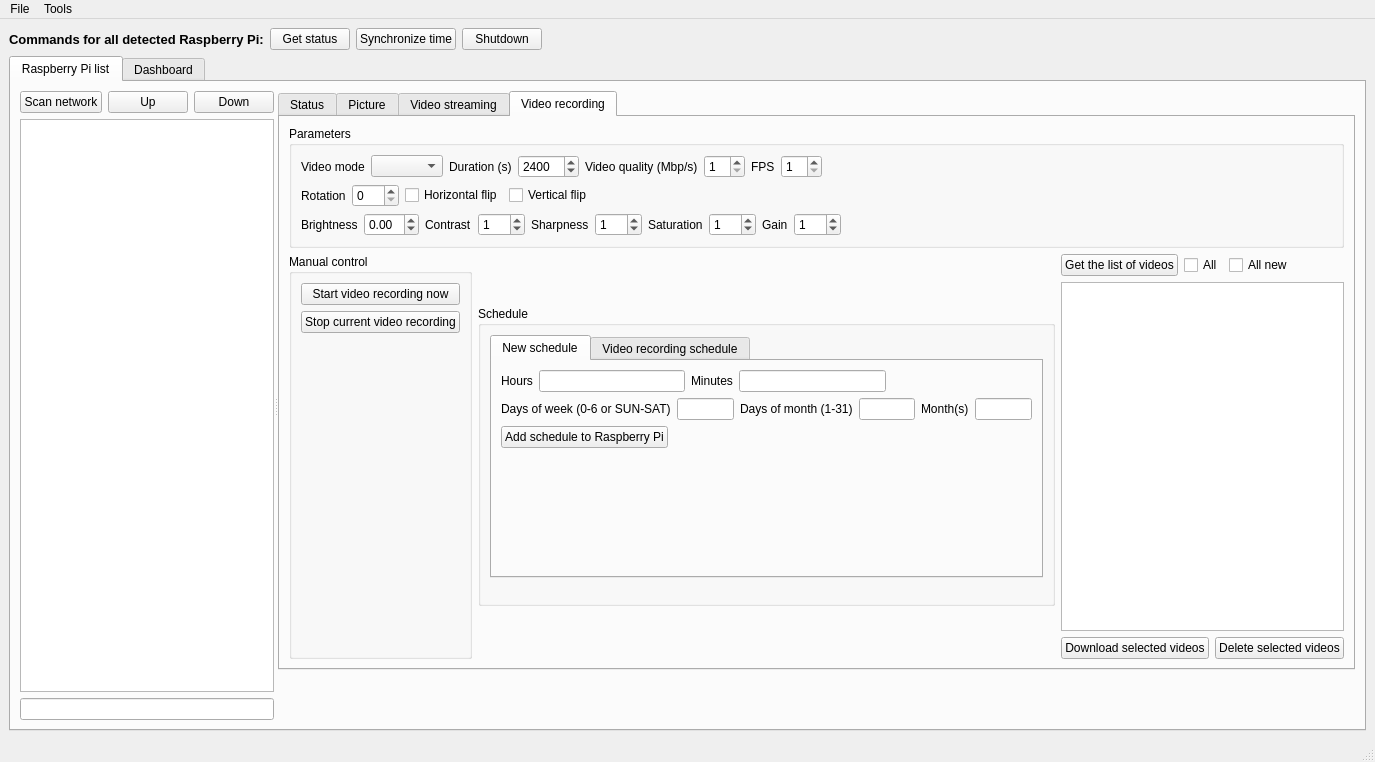
The window that src/v2/coordinator/coordinator.ui (olivierfriard/raspberry_video-recording_coordinator) describes before a commit, drawn with Qt 5.
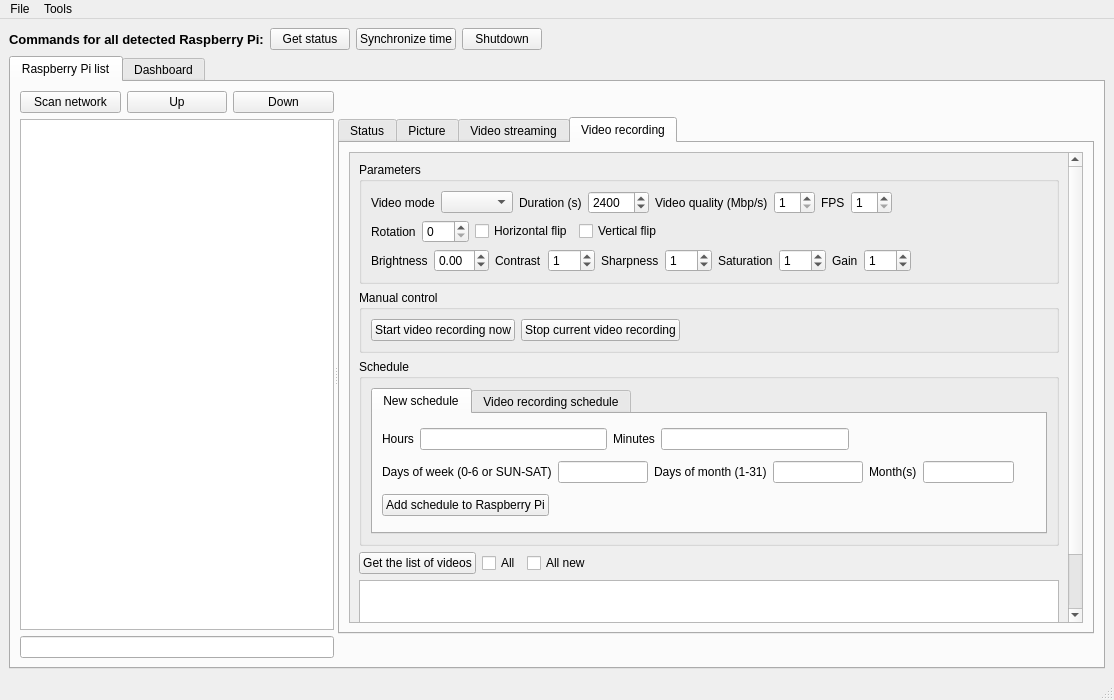
The same window after the commit. The open tabs and pages were chosen to show the change.

Commit message: introdiced scroll area to reduce the window size

Diff of the .ui file:
```diff
--- a/src/v2/coordinator/coordinator.ui
+++ b/src/v2/coordinator/coordinator.ui
@@ -6,8 +6,8 @@
    <rect>
     <x>0</x>
     <y>0</y>
-    <width>1375</width>
-    <height>762</height>
+    <width>1114</width>
+    <height>700</height>
    </rect>
   </property>
   <property name="sizePolicy">
@@ -82,14 +82,14 @@
        <attribute name="title">
         <string>Raspberry Pi list</string>
        </attribute>
-       <layout class="QHBoxLayout" name="horizontalLayout_14">
+       <layout class="QHBoxLayout" name="horizontalLayout_3">
         <item>
          <widget class="QSplitter" name="splitter">
           <property name="orientation">
            <enum>Qt::Horizontal</enum>
           </property>
           <widget class="QWidget" name="layoutWidget">
-           <layout class="QVBoxLayout" name="verticalLayout_5">
+           <layout class="QVBoxLayout" name="verticalLayout">
             <item>
              <layout class="QHBoxLayout" name="horizontalLayout">
               <item>
@@ -125,9 +125,20 @@
           </widget>
           <widget class="QWidget" name="layoutWidget">
            <layout class="QVBoxLayout" name="verticalLayout_3">
-            <property name="sizeConstraint">
-             <enum>QLayout::SetDefaultConstraint</enum>
-            </property>
+            <item>
+             <widget class="QLabel" name="raspberry_id_lb">
+              <property name="font">
+               <font>
+                <pointsize>13</pointsize>
+                <weight>75</weight>
+                <bold>true</bold>
+               </font>
+              </property>
+              <property name="text">
+               <string/>
+              </property>
+             </widget>
+            </item>
             <item>
              <widget class="QTabWidget" name="rpi_tw">
               <property name="enabled">
@@ -140,15 +151,8 @@
                <attribute name="title">
                 <string>Status</string>
                </attribute>
-               <widget class="QWidget" name="layoutWidget">
-                <property name="geometry">
-                 <rect>
-                  <x>0</x>
-                  <y>0</y>
-                  <width>576</width>
-                  <height>313</height>
-                 </rect>
-                </property>
+               <layout class="QVBoxLayout" name="verticalLayout_5">
+                <item>
                 <layout class="QVBoxLayout" name="verticalLayout_4">
                  <item>
                   <layout class="QGridLayout" name="gridLayout">
@@ -395,30 +399,35 @@
                   </layout>
                  </item>
                 </layout>
-               </widget>
+                </item>
+               </layout>
               </widget>
               <widget class="QWidget" name="picture_tab">
                <attribute name="title">
                 <string>Picture</string>
                </attribute>
-               <layout class="QVBoxLayout" name="verticalLayout_22">
+               <layout class="QVBoxLayout" name="verticalLayout_21">
+                <item>
+                 <widget class="QScrollArea" name="scrollArea_2">
+                  <property name="widgetResizable">
+                   <bool>true</bool>
+                  </property>
+                  <widget class="QWidget" name="scrollAreaWidgetContents_2">
+                   <property name="geometry">
+                    <rect>
+                     <x>0</x>
+                     <y>0</y>
+                     <width>822</width>
+                     <height>446</height>
+                    </rect>
+                   </property>
+                   <layout class="QVBoxLayout" name="verticalLayout_23">
                 <item>
                  <widget class="QGroupBox" name="groupBox_5">
                   <property name="title">
                    <string>Parameters</string>
                   </property>
-                  <widget class="QWidget" name="">
-                   <property name="geometry">
-                    <rect>
-                     <x>12</x>
-                     <y>32</y>
-                     <width>850</width>
-                     <height>66</height>
-                    </rect>
-                   </property>
-                   <layout class="QHBoxLayout" name="horizontalLayout_3">
-                    <item>
-                     <layout class="QVBoxLayout" name="verticalLayout_12">
+                      <layout class="QVBoxLayout" name="verticalLayout_20">
                       <item>
                        <layout class="QHBoxLayout" name="horizontalLayout_2">
                         <item>
@@ -636,7 +645,10 @@
                        </layout>
                       </item>
                      </layout>
+                     </widget>
                     </item>
+                    <item>
+                     <layout class="QHBoxLayout" name="horizontalLayout_14">
                     <item>
                      <widget class="QPushButton" name="take_picture_pb">
                       <property name="text">
@@ -644,9 +656,20 @@
                       </property>
                      </widget>
                     </item>
-                   </layout>
-                  </widget>
-                 </widget>
+                      <item>
+                       <spacer name="horizontalSpacer_5">
+                        <property name="orientation">
+                         <enum>Qt::Horizontal</enum>
+                        </property>
+                        <property name="sizeHint" stdset="0">
+                         <size>
+                          <width>40</width>
+                          <height>20</height>
+                         </size>
+                        </property>
+                       </spacer>
+                      </item>
+                     </layout>
                 </item>
                 <item>
                  <layout class="QHBoxLayout" name="horizontalLayout_17">
@@ -1053,6 +1076,10 @@
                 </item>
                </layout>
               </widget>
+                 </widget>
+                </item>
+               </layout>
+              </widget>
               <widget class="QWidget" name="streaming_tab">
                <attribute name="title">
                 <string>Video streaming</string>
@@ -1102,7 +1129,22 @@
                <attribute name="title">
                 <string>Video recording</string>
                </attribute>
-               <layout class="QVBoxLayout" name="verticalLayout">
+               <layout class="QVBoxLayout" name="verticalLayout_12">
+                <item>
+                 <widget class="QScrollArea" name="scrollArea">
+                  <property name="widgetResizable">
+                   <bool>true</bool>
+                  </property>
+                  <widget class="QWidget" name="scrollAreaWidgetContents">
+                   <property name="geometry">
+                    <rect>
+                     <x>0</x>
+                     <y>-63</y>
+                     <width>719</width>
+                     <height>585</height>
+                    </rect>
+                   </property>
+                   <layout class="QVBoxLayout" name="verticalLayout_22">
                 <item>
                  <widget class="QGroupBox" name="groupBox_3">
                   <property name="title">
@@ -1421,15 +1463,13 @@
                  </widget>
                 </item>
                 <item>
-                 <layout class="QHBoxLayout" name="horizontalLayout_6">
-                  <item>
                    <widget class="QGroupBox" name="groupBox_2">
                     <property name="title">
                      <string>Manual control</string>
                     </property>
                     <layout class="QVBoxLayout" name="verticalLayout_11">
                      <item>
-                      <layout class="QVBoxLayout" name="verticalLayout_20">
+                        <layout class="QHBoxLayout" name="horizontalLayout_6">
                        <item>
                         <widget class="QPushButton" name="start_video_recording_pb">
                          <property name="text">
@@ -1445,14 +1485,14 @@
                         </widget>
                        </item>
                        <item>
-                        <spacer name="verticalSpacer_5">
+                          <spacer name="horizontalSpacer_2">
                          <property name="orientation">
-                          <enum>Qt::Vertical</enum>
+                            <enum>Qt::Horizontal</enum>
                          </property>
                          <property name="sizeHint" stdset="0">
                           <size>
-                           <width>20</width>
-                           <height>40</height>
+                             <width>40</width>
+                             <height>20</height>
                           </size>
                          </property>
                         </spacer>
@@ -1599,19 +1639,6 @@
                            </item>
                           </layout>
                          </item>
-                         <item>
-                          <spacer name="verticalSpacer_2">
-                           <property name="orientation">
-                            <enum>Qt::Vertical</enum>
-                           </property>
-                           <property name="sizeHint" stdset="0">
-                            <size>
-                             <width>20</width>
-                             <height>40</height>
-                            </size>
-                           </property>
-                          </spacer>
-                         </item>
                         </layout>
                        </widget>
                        <widget class="QWidget" name="view_video_rec_schedule">
@@ -1698,24 +1725,9 @@
                        </widget>
                       </widget>
                      </item>
-                     <item>
-                      <spacer name="verticalSpacer_6">
-                       <property name="orientation">
-                        <enum>Qt::Vertical</enum>
-                       </property>
-                       <property name="sizeHint" stdset="0">
-                        <size>
-                         <width>20</width>
-                         <height>40</height>
-                        </size>
-                       </property>
-                      </spacer>
-                     </item>
                     </layout>
                    </widget>
                   </item>
-                  <item>
-                   <layout class="QVBoxLayout" name="verticalLayout_21">
                     <item>
                      <layout class="QHBoxLayout" name="horizontalLayout_19">
                       <item>
@@ -1796,25 +1808,11 @@
                      </layout>
                     </item>
                    </layout>
-                  </item>
-                 </layout>
-                </item>
-               </layout>
               </widget>
              </widget>
             </item>
-            <item>
-             <widget class="QLabel" name="raspberry_id_lb">
-              <property name="font">
-               <font>
-                <pointsize>13</pointsize>
-                <weight>75</weight>
-                <bold>true</bold>
-               </font>
-              </property>
-              <property name="text">
-               <string/>
-              </property>
+               </layout>
+              </widget>
              </widget>
             </item>
             <item>
@@ -1851,7 +1849,7 @@
     <rect>
      <x>0</x>
      <y>0</y>
-     <width>1375</width>
+     <width>1114</width>
      <height>22</height>
     </rect>
    </property>
```
Lines whose indentation alone changed are shown as unchanged. The commit also changes 2 other files.
